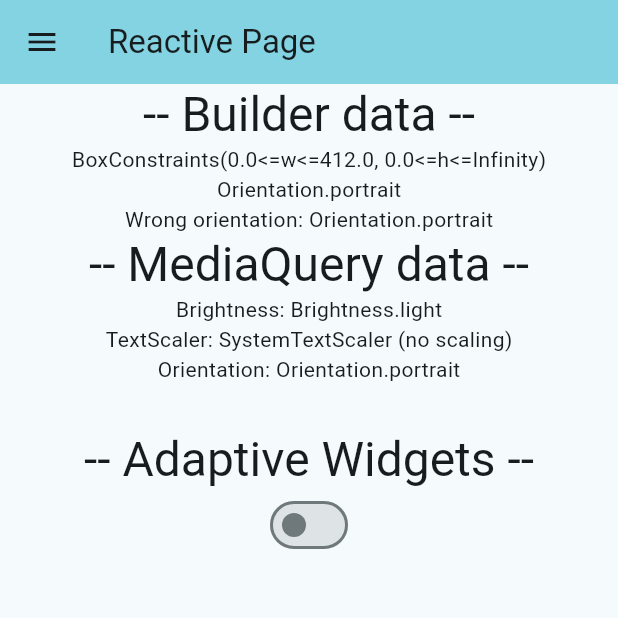
After one commit to jtromo/flutter-spark, a Flutter app: the AnimationPage screen opened directly, on a phone screen of 412 x 824 dp, the top half of it. The commit adds this screen. Run offline on Flutter 3.47's test engine with Material 3 defaults, Android fonts, the phone set to English and light mode, and no system bars; our stand-ins replace equatable, flutter_bloc, image_picker; missing offline and left inert: glassmorphism_widgets.

Commit message:
New animation page

```diff
--- a/lib/common/spark_drawer.dart
+++ b/lib/common/spark_drawer.dart
@@ -1,6 +1,7 @@
 import 'package:flutter/material.dart';
 import 'package:flutter_bloc/flutter_bloc.dart';
 import 'package:flutter_spark/bloc/profile/profile_bloc.dart';
+import 'package:flutter_spark/pages/animation_page.dart';
 import 'package:flutter_spark/pages/api_page.dart';
 import 'package:flutter_spark/pages/counter_page.dart';
 import 'package:flutter_spark/pages/grid_page.dart';
@@ -26,27 +27,18 @@ class SparkDrawer extends StatelessWidget {
                 color: Theme.of(context).colorScheme.primary,
                 child: InkWell(
                   onTap: () {
-                    Navigator.of(context).push(
-                      MaterialPageRoute(builder: (context) => const ProfilePage()),
-                    );
+                    Navigator.of(context).push(MaterialPageRoute(builder: (context) => const ProfilePage()));
                   },
                   child: DrawerHeader(
                     // decoration: BoxDecoration(color: Colors.blue),
                     child: (state is ProfileUpdated)
                         ? Column(
                             children: [
-                              CircleAvatar(
-                                foregroundImage: state.profile.profileImage.image,
-                                radius: 50,
-                              ),
+                              CircleAvatar(foregroundImage: state.profile.profileImage.image, radius: 50),
                               Text("${state.profile.firstName} ${state.profile.lastName}"),
                             ],
                           )
-                        : const CircleAvatar(
-                            minRadius: 20,
-                            maxRadius: 50,
-                            child: Icon(Icons.person),
-                          ),
+                        : const CircleAvatar(minRadius: 20, maxRadius: 50, child: Icon(Icons.person)),
                   ),
                 ),
               ),
@@ -54,18 +46,14 @@ class SparkDrawer extends StatelessWidget {
                 leading: const Icon(Icons.home),
                 title: const Text('Home'),
                 onTap: () {
-                  Navigator.of(context).pushReplacement(
-                    MaterialPageRoute(builder: (context) => const HomePage()),
-                  );
+                  Navigator.of(context).pushReplacement(MaterialPageRoute(builder: (context) => const HomePage()));
                 },
               ),
               ListTile(
                 leading: const Icon(Icons.calculate),
                 title: const Text('Counter'),
                 onTap: () {
-                  Navigator.of(context).pushReplacement(
-                    MaterialPageRoute(builder: (context) => const CounterPage()),
-                  );
+                  Navigator.of(context).pushReplacement(MaterialPageRoute(builder: (context) => const CounterPage()));
                 },
               ),
               ListTile(
@@ -73,17 +61,16 @@ class SparkDrawer extends StatelessWidget {
                 title: const Text('Theme'),
                 onTap: () {
                   // close drawer
-                  Navigator.of(context).pushReplacement(
-                    MaterialPageRoute(builder: (context) => const ThemePage()),
-                  );
+                  Navigator.of(context).pushReplacement(MaterialPageRoute(builder: (context) => const ThemePage()));
                 },
               ),
               ListTile(
                 leading: const Icon(Icons.image),
                 title: const Text('Image Picker'),
                 onTap: () {
-                  Navigator.of(context)
-                      .pushReplacement(MaterialPageRoute(builder: (context) => const ImagePickerPage()));
+                  Navigator.of(
+                    context,
+                  ).pushReplacement(MaterialPageRoute(builder: (context) => const ImagePickerPage()));
                 },
               ),
               ListTile(
@@ -107,6 +94,13 @@ class SparkDrawer extends StatelessWidget {
                   Navigator.of(context).pushReplacement(MaterialPageRoute(builder: (context) => const ApiPage()));
                 },
               ),
+              ListTile(
+                leading: const Icon(Icons.animation),
+                title: const Text('Animations'),
+                onTap: () {
+                  Navigator.of(context).pushReplacement(MaterialPageRoute(builder: (context) => const AnimationPage()));
+                },
+              ),
               Divider(color: Theme.of(context).colorScheme.inversePrimary),
               ListTile(
                 leading: const Icon(Icons.exit_to_app),
--- /dev/null
+++ b/lib/pages/animation_page.dart
@@ -0,0 +1,68 @@
+import 'package:flutter/material.dart';
+import 'package:flutter_spark/common/spark_drawer.dart';
+
+class AnimationPage extends StatefulWidget {
+  const AnimationPage({super.key});
+
+  @override
+  State<AnimationPage> createState() => _AnimationPageState();
+}
+
+class _AnimationPageState extends State<AnimationPage> {
+  late bool _switchValue;
+
+  @override
+  void initState() {
+    super.initState();
+    _switchValue = false;
+  }
+
+  @override
+  Widget build(BuildContext context) {
+    final mq = MediaQuery.of(context);
+    final brightness = mq.platformBrightness;
+    final mqOrientation = mq.orientation;
+    final textScaler = mq.textScaler;
+
+    return Scaffold(
+      appBar: AppBar(backgroundColor: Theme.of(context).colorScheme.inversePrimary, title: const Text("Reactive Page")),
+      drawer: const SparkDrawer(),
+      body: OrientationBuilder(
+        builder: (context, orientation) {
+          return Center(
+            child: Column(
+              children: [
+                Text("-- Builder data --", style: Theme.of(context).textTheme.headlineLarge),
+                LayoutBuilder(
+                  builder: (context, constraints) {
+                    return Text(constraints.toString());
+                  },
+                ),
+                Text(orientation.toString()),
+                OrientationBuilder(
+                  builder: (context, orientation) {
+                    return Text("Wrong orientation: $orientation");
+                  },
+                ),
+                Text("-- MediaQuery data --", style: Theme.of(context).textTheme.headlineLarge),
+                Text("Brightness: $brightness"),
+                Text("TextScaler: $textScaler"),
+                Text("Orientation: $mqOrientation"),
+                Container(height: 30),
+                Text("-- Adaptive Widgets --", style: Theme.of(context).textTheme.headlineLarge),
+                Switch.adaptive(
+                  value: _switchValue,
+                  onChanged: (newValue) {
+                    setState(() {
+                      _switchValue = newValue;
+                    });
+                  },
+                ),
+              ],
+            ),
+          );
+        },
+      ),
+    );
+  }
+}
```
Also changed, not shown: 5 other files.
